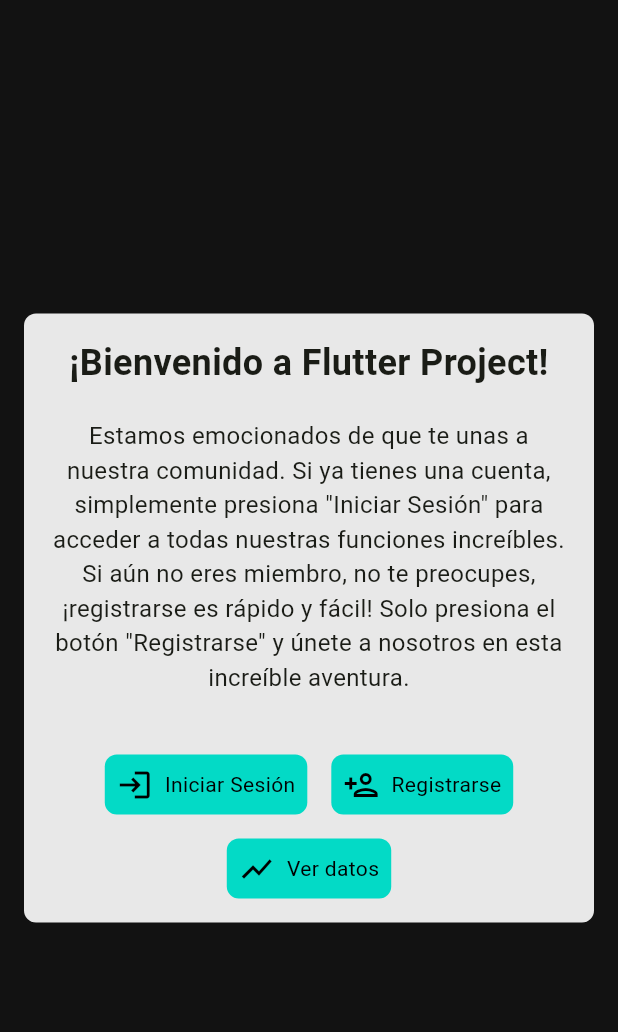
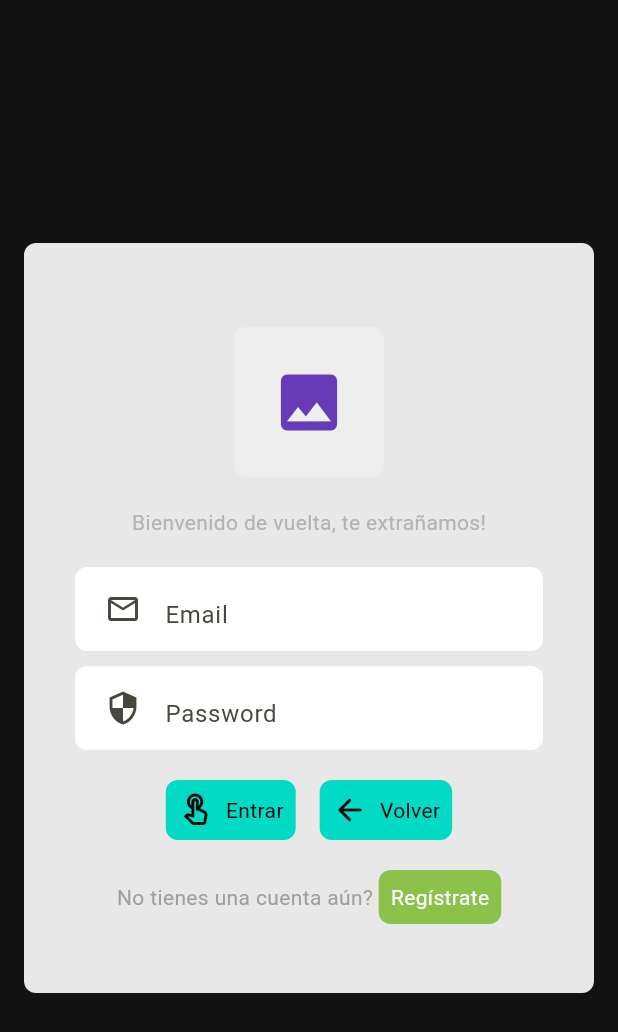
Before and after one commit to JDavidHR/flutter_projects, a Flutter app: the screen it shows after launch, after a tap on "Iniciar Sesión", on a phone screen of 412 x 824 dp. Shown: the top 1032 px of the screen. Run offline on Flutter 3.47's test engine with Material 3 defaults, Android fonts, the phone set to English and light mode, and no system bars; our stand-ins replace flutter_svg; missing offline and left inert: desktop_window, mongo_dart.

Commit message:
ADD - login

```diff
--- a/lib/data/dbHelper/mongodb.dart
+++ b/lib/data/dbHelper/mongodb.dart
@@ -59,4 +59,27 @@ class MongoDatabase {
       return "ERROR: Se produjo un error al actualizar el usuario: ${e.toString()}";
     }
   }
+
+  /// Función para autenticar un usuario con email y password.
+  static Future<bool> authenticateUser(
+    String email,
+    String password,
+  ) async {
+    try {
+      // Busca un usuario con el email dado.
+      var user = await userCollection.findOne(where.eq('email', email));
+
+      // Si no se encuentra el usuario, retorna falso.
+      if (user == null) {
+        return false;
+      }
+
+      // Verifica que la contraseña ingresada coincida.
+      return user['password'] == password;
+    } catch (e) {
+      // Maneja errores si ocurren durante la autenticación.
+      log("Error en autenticación: ${e.toString()}");
+      return false;
+    }
+  }
 }
--- a/lib/features/login/login.dart
+++ b/lib/features/login/login.dart
@@ -0,0 +1,242 @@
+//import 'package:flutter/foundation.dart';
+import 'package:flutter/material.dart';
+import 'package:flutter_application/core/colors.dart';
+import 'package:flutter_application/core/components/button_widget.dart';
+import 'package:flutter_application/core/components/preview_widget.dart';
+import 'package:flutter_application/core/components/texfield_widget.dart';
+import 'package:flutter_application/data/dbHelper/mongodb.dart';
+import 'package:flutter_application/features/register/register.dart';
+import 'package:flutter_application/features/welcome/welcome.dart';
+//import 'package:flutter_application/features/basic_components_app/basic_components_app.dart';
+
+class Login extends StatefulWidget {
+  const Login({
+    super.key,
+  });
+
+  @override
+  State<Login> createState() => _LoginState();
+}
+
+class _LoginState extends State<Login> with MaterialStateMixin {
+  late bool isOk = false;
+  late bool isOkPassword = false;
+  final emailController = TextEditingController();
+  final passController = TextEditingController();
+
+  @override
+  initState() {
+    super.initState();
+    emailController;
+    passController;
+  }
+
+  @override
+  Widget build(BuildContext context) {
+    return Scaffold(
+      backgroundColor: ThemeColors.surface,
+      body: Center(
+        child: Container(
+          margin: const EdgeInsets.symmetric(horizontal: 16),
+          width: 550,
+          height: 500,
+          decoration: BoxDecoration(
+            color: ThemeColors.onSurface.withOpacity(0.9),
+            borderRadius: BorderRadius.circular(8),
+          ),
+          child: Padding(
+            padding: const EdgeInsets.all(16),
+            child: Column(
+              mainAxisAlignment: MainAxisAlignment.center,
+              children: [
+                //Espacio
+                const SizedBox(
+                  height: 10,
+                ),
+
+                //Icono
+                const PreviewWidget(
+                  iconData: Icons.image,
+                  iconColor: Colors.deepPurple,
+                ),
+
+                const SizedBox(
+                  height: 20,
+                ),
+
+                //welcome back
+                const Text(
+                  "Bienvenido de vuelta, te extrañamos!",
+                  style: TextStyle(
+                    color: Color.fromARGB(255, 179, 179, 179),
+                    fontSize: 14,
+                  ),
+                ),
+
+                //Espacio
+                const SizedBox(
+                  height: 20,
+                ),
+
+                //Input para email
+                TextfieldWidget(
+                  keyboardType: TextInputType.emailAddress,
+                  hint: "Email",
+                  textInputAction: TextInputAction.next,
+                  controller: emailController,
+                  prefixIcon: const Icon(Icons.email_outlined),
+                  onValidator: (String? value) {
+                    value = emailController.text;
+                    if (value.isNotEmpty) {
+                      setState(() {
+                        isOk = true;
+                      });
+                    } else {
+                      setState(() {
+                        isOk = false;
+                      });
+                    }
+                    return null;
+                  },
+                  onChanged: (value) {},
+                ),
+
+                //Espacio
+                const SizedBox(
+                  height: 10,
+                ),
+
+                //Input para el password
+                TextfieldWidget(
+                  hint: "Password",
+                  controller: passController,
+                  obscureText: true,
+                  textInputAction: TextInputAction.done,
+                  keyboardType: TextInputType.text,
+                  prefixIcon: const Icon(Icons.security_outlined),
+                  onValidator: (String? value) {
+                    value = emailController.text;
+                    if (value.isNotEmpty) {
+                      setState(() {
+                        isOkPassword = true;
+                      });
+                    } else {
+                      setState(() {
+                        isOkPassword = false;
+                      });
+                    }
+                    return null;
+                  },
+                  onChanged: (String value) {},
+                ),
+
+                //Espacio
+                const SizedBox(
+                  height: 20,
+                ),
+
+                _buildActionButtons(),
+
+                //Espacio
+                const SizedBox(
+                  height: 20,
+                ),
+
+                //forgot password?
+                Padding(
+                  padding: const EdgeInsets.symmetric(horizontal: 25.0),
+                  child: Row(
+                    mainAxisAlignment: MainAxisAlignment.center,
+                    children: [
+                      Text(
+                        'No tienes una cuenta aún? ',
+                        style: TextStyle(
+                          color: Colors.grey[500],
+                          fontSize: 14,
+                        ),
+                      ),
+                      ButtonWidget(
+                        text: "Regístrate",
+                        onPressed: () {
+                          // Redirigir a la página de registro
+                          Navigator.push(
+                            context,
+                            MaterialPageRoute(
+                              builder: (context) => const RegisterPage(),
+                            ),
+                          );
+                        },
+                      ),
+                    ],
+                  ),
+                ),
+              ],
+            ),
+          ),
+        ),
+      ),
+    );
+  }
+
+  /// Botones de login.
+  Widget _buildActionButtons() {
+    return Wrap(
+      alignment: WrapAlignment.center,
+      runAlignment: WrapAlignment.center,
+      runSpacing: 16,
+      spacing: 16,
+      children: [
+        ButtonWidget(
+          text: 'Entrar',
+          icon: Icons.touch_app_outlined,
+          onPressed: () async {
+            // Obtenemos los valores del email y la contraseña.
+            String email = emailController.text;
+            String password = passController.text;
+
+            // Llamamos a la función de autenticación de MongoDB.
+            bool isAuthenticated =
+                await MongoDatabase.authenticateUser(email, password);
+
+            if (isAuthenticated) {
+              // Si las credenciales son correctas, navega a la página principal o dashboard.
+              ScaffoldMessenger.of(context).showSnackBar(
+                const SnackBar(
+                  content: Text('Inicio de sesión exitoso'),
+                ),
+              );
+              // Redirigir al home, o donde necesites:
+              // Navigator.pushReplacementNamed(context, '/home');
+            } else {
+              // Si las credenciales no son correctas, muestra un error.
+              ScaffoldMessenger.of(context).showSnackBar(
+                const SnackBar(
+                  content: Text('Email o contraseña incorrectos'),
+                ),
+              );
+            }
+          },
+          backgroundColor: ThemeColors.secondary,
+          textColor: ThemeColors.onSecondary,
+          iconColor: ThemeColors.onSecondary,
+        ),
+        ButtonWidget(
+          text: 'Volver',
+          icon: Icons.arrow_back_rounded,
+          onPressed: () {
+            // Redirigir a la página de welcome
+            Navigator.push(
+              context,
+              MaterialPageRoute(
+                builder: (context) => const WelcomePage(),
+              ),
+            );
+          },
+          backgroundColor: ThemeColors.secondary,
+          textColor: ThemeColors.onSecondary,
+          iconColor: ThemeColors.onSecondary,
+        ),
+      ],
+    );
+  }
+}
--- a/lib/features/welcome/welcome.dart
+++ b/lib/features/welcome/welcome.dart
@@ -1,6 +1,7 @@
 import 'package:flutter/material.dart';
 import 'package:flutter_application/core/colors.dart';
 import 'package:flutter_application/core/components/button_widget.dart';
+import 'package:flutter_application/features/login/login.dart';
 import 'package:flutter_application/features/register/register.dart';
 
 import 'package:flutter_application/features/test_files_mongo_db/show_and_update_data.dart';
@@ -64,7 +65,14 @@ class _WelcomePageState extends State<WelcomePage> {
         ButtonWidget(
           text: 'Iniciar Sesión',
           icon: Icons.login_outlined,
-          onPressed: () {},
+          onPressed: () {
+            Navigator.push(
+              context,
+              MaterialPageRoute(
+                builder: (context) => const Login(),
+              ),
+            );
+          },
           backgroundColor: ThemeColors.secondary,
           textColor: ThemeColors.onSecondary,
           iconColor: ThemeColors.onSecondary,
--- a/lib/main.dart
+++ b/lib/main.dart
@@ -23,7 +23,7 @@ void main() async {
 
   runApp(
     MaterialApp(
-      title: 'Flutter Demo',
+      title: 'CRUD básico con mongo DB',
       color: Colors.white,
       theme: ThemeData(
         useMaterial3: true,
```
Also changed, not shown: lib/features/test_files_mongo_db/show_and_update_data.dart (+20 -0 lines), 1 other file.
